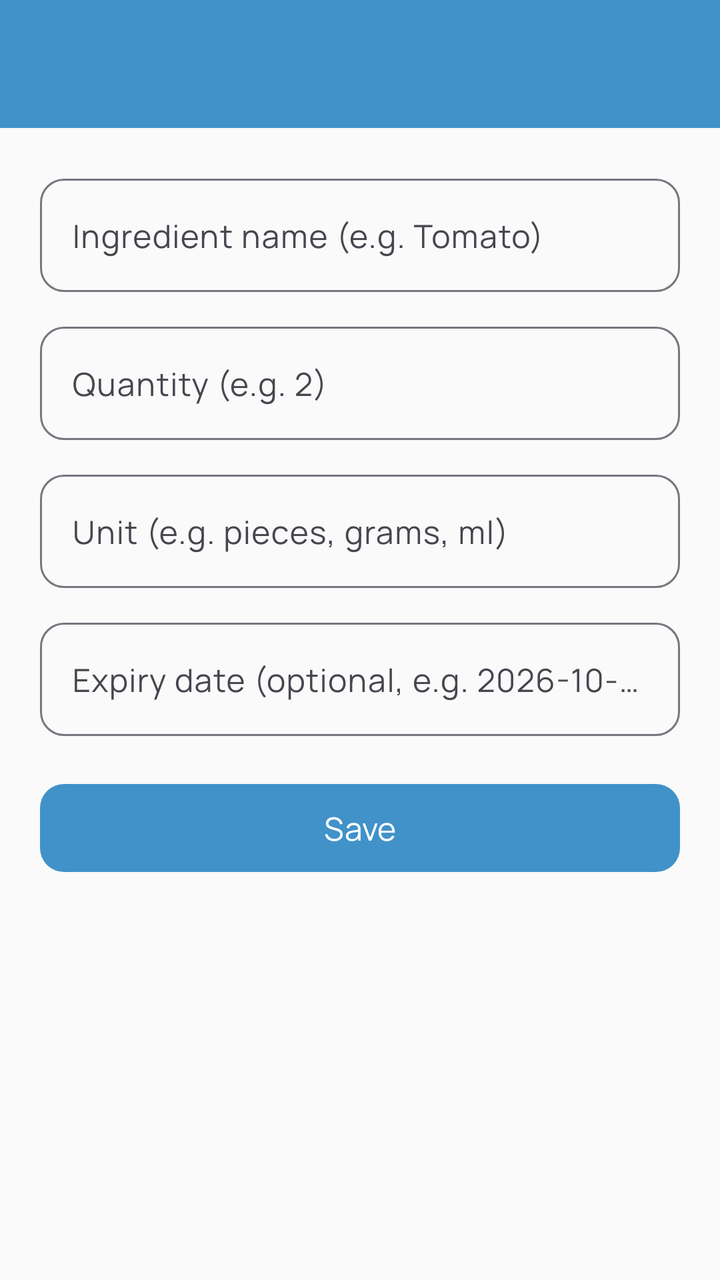
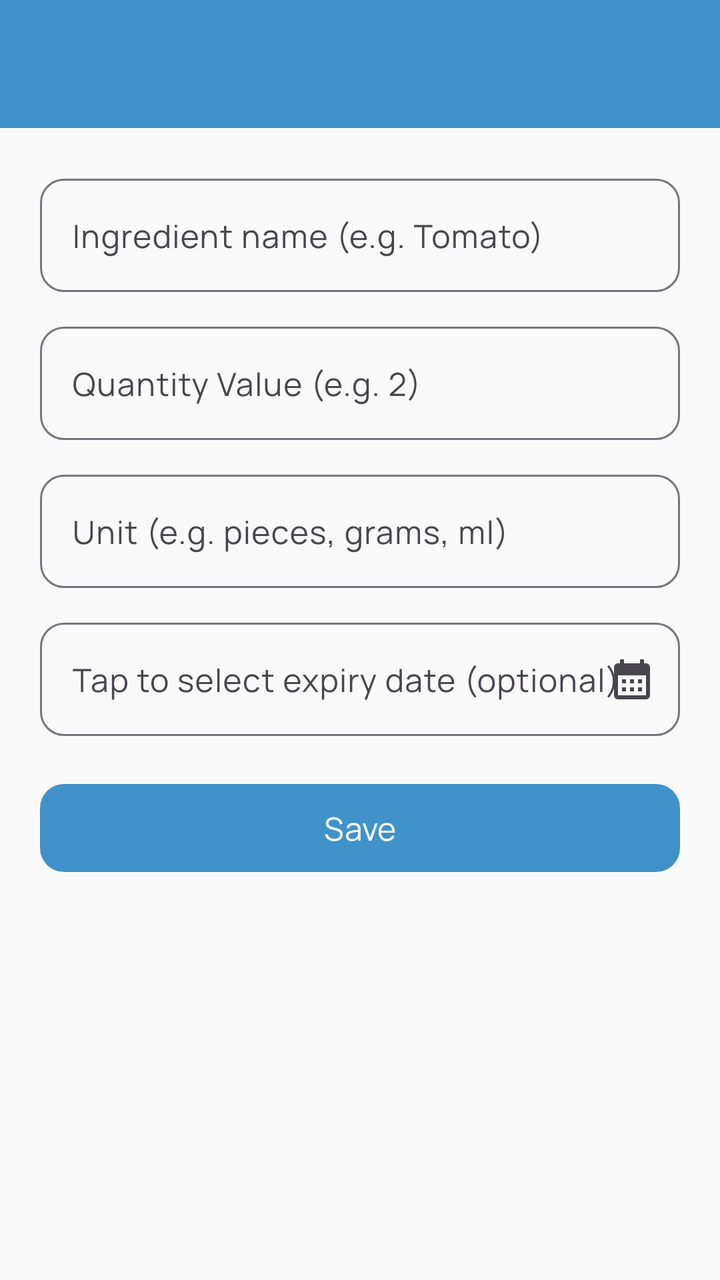

An Android layout rendered at two revisions. The XML below is the earlier revision; the diff shows what the commit changed to produce the second picture.
<!-- AndroidManifest.xml: application theme Theme.SmartPantryManager -->
<!-- res/layout/activity_add_edit_ingredient.xml -->
<?xml version="1.0" encoding="utf-8"?>
<LinearLayout xmlns:android="http://schemas.android.com/apk/res/android"
    xmlns:app="http://schemas.android.com/apk/res-auto"
    android:layout_width="match_parent"
    android:layout_height="match_parent"
    android:orientation="vertical"
    android:fitsSystemWindows="true"
    android:background="@color/pantry_background">

    <androidx.appcompat.widget.Toolbar
        android:id="@+id/toolbarAddEdit"
        android:layout_width="match_parent"
        android:layout_height="?attr/actionBarSize"
        android:background="@color/pantry_primary"
        android:theme="@style/ThemeOverlay.AppCompat.Dark.ActionBar"/>

    <LinearLayout
        android:layout_width="match_parent"
        android:layout_height="wrap_content"
        android:orientation="vertical"
        android:padding="20dp">

        <com.google.android.material.textfield.TextInputLayout
            android:layout_width="match_parent"
            android:layout_height="wrap_content"
            style="@style/Widget.Material3.TextInputLayout.OutlinedBox"
            app:boxCornerRadiusTopStart="12dp"
            app:boxCornerRadiusTopEnd="12dp"
            app:boxCornerRadiusBottomStart="12dp"
            app:boxCornerRadiusBottomEnd="12dp">

            <com.google.android.material.textfield.TextInputEditText
                android:id="@+id/editTextName"
                android:layout_width="match_parent"
                android:layout_height="wrap_content"
                android:hint="Ingredient name (e.g. Tomato)"/>
        </com.google.android.material.textfield.TextInputLayout>

        <com.google.android.material.textfield.TextInputLayout
            android:layout_width="match_parent"
            android:layout_height="wrap_content"
            style="@style/Widget.Material3.TextInputLayout.OutlinedBox"
            android:layout_marginTop="12dp"
            app:boxCornerRadiusTopStart="12dp"
            app:boxCornerRadiusTopEnd="12dp"
            app:boxCornerRadiusBottomStart="12dp"
            app:boxCornerRadiusBottomEnd="12dp">

            <com.google.android.material.textfield.TextInputEditText
                android:id="@+id/editTextQuantity"
                android:layout_width="match_parent"
                android:layout_height="wrap_content"
                android:inputType="numberDecimal"
                android:hint="Quantity (e.g. 2)"/>
        </com.google.android.material.textfield.TextInputLayout>

        <com.google.android.material.textfield.TextInputLayout
            android:layout_width="match_parent"
            android:layout_height="wrap_content"
            style="@style/Widget.Material3.TextInputLayout.OutlinedBox"
            android:layout_marginTop="12dp"
            app:boxCornerRadiusTopStart="12dp"
            app:boxCornerRadiusTopEnd="12dp"
            app:boxCornerRadiusBottomStart="12dp"
            app:boxCornerRadiusBottomEnd="12dp">

            <com.google.android.material.textfield.TextInputEditText
                android:id="@+id/editTextUnit"
                android:layout_width="match_parent"
                android:layout_height="wrap_content"
                android:hint="Unit (e.g. pieces, grams, ml)"/>
        </com.google.android.material.textfield.TextInputLayout>

        <com.google.android.material.textfield.TextInputLayout
            android:layout_width="match_parent"
            android:layout_height="wrap_content"
            style="@style/Widget.Material3.TextInputLayout.OutlinedBox"
            android:layout_marginTop="12dp"
            app:boxCornerRadiusTopStart="12dp"
            app:boxCornerRadiusTopEnd="12dp"
            app:boxCornerRadiusBottomStart="12dp"
            app:boxCornerRadiusBottomEnd="12dp">

            <com.google.android.material.textfield.TextInputEditText
                android:id="@+id/editTextExpiry"
                android:layout_width="match_parent"
                android:layout_height="wrap_content"
                android:hint="Expiry date (optional, e.g. 2026-10-05)"/>
        </com.google.android.material.textfield.TextInputLayout>

        <com.google.android.material.button.MaterialButton
            android:id="@+id/buttonSave"
            android:layout_width="match_parent"
            android:layout_height="52dp"
            android:text="Save"
            android:textSize="16sp"
            app:cornerRadius="12dp"
            app:backgroundTint="@color/pantry_primary"
            android:layout_marginTop="20dp"/>

    </LinearLayout>
</LinearLayout>
<!-- resources referenced by this layout -->
<resources>
  <color name="pantry_background">#FAFAFA</color>
  <color name="pantry_primary">#4092C9</color>
  <style name="Theme.SmartPantryManager" parent="Theme.Material3.DayNight.NoActionBar">
          <item name="android:fontFamily">@font/manrope_family</item>
          <item name="fontFamily">@font/manrope_family</item>
          <item name="colorPrimary">@color/pantry_primary</item>
          <item name="colorOnPrimary">@color/pantry_on_primary</item>
          <item name="colorPrimaryContainer">@color/pantry_primary</item>
          <item name="colorOnPrimaryContainer">@color/pantry_on_primary</item>
  
          <item name="colorSecondary">@color/pantry_accent</item>
          <item name="colorOnSecondary">@color/pantry_text_primary</item>
  
          <item name="colorSurface">@color/pantry_surface</item>
          <item name="colorOnSurface">@color/pantry_text_primary</item>
  
          <item name="android:colorBackground">@color/pantry_background</item>
          <item name="colorOnBackground">@color/pantry_text_primary</item>
  
          <item name="colorError">@color/pantry_error</item>
      </style>
  <color name="pantry_on_primary">#FFFFFF</color>
  <color name="pantry_accent">#FF9B30</color>
  <color name="pantry_text_primary">#212121</color>
  <color name="pantry_surface">#FFFFFF</color>
  <color name="pantry_error">#D64740</color>
</resources>

<!-- the commit's change to res/layout/activity_add_edit_ingredient.xml (unified diff, before → after) -->
@@ -51,7 +51,7 @@
                 android:layout_width="match_parent"
                 android:layout_height="wrap_content"
                 android:inputType="numberDecimal"
-                android:hint="Quantity (e.g. 2)"/>
+                android:hint="Quantity Value (e.g. 2)"/>
         </com.google.android.material.textfield.TextInputLayout>
 
         <com.google.android.material.textfield.TextInputLayout
@@ -79,13 +79,17 @@
             app:boxCornerRadiusTopStart="12dp"
             app:boxCornerRadiusTopEnd="12dp"
             app:boxCornerRadiusBottomStart="12dp"
-            app:boxCornerRadiusBottomEnd="12dp">
+            app:boxCornerRadiusBottomEnd="12dp"
+            app:endIconMode="custom"
+            app:endIconDrawable="@drawable/ic_calendar">
 
             <com.google.android.material.textfield.TextInputEditText
                 android:id="@+id/editTextExpiry"
                 android:layout_width="match_parent"
                 android:layout_height="wrap_content"
-                android:hint="Expiry date (optional, e.g. 2026-10-05)"/>
+                android:focusable="false"
+                android:clickable="true"
+                android:hint="Tap to select expiry date (optional)"/>
         </com.google.android.material.textfield.TextInputLayout>
 
         <com.google.android.material.button.MaterialButton
<!-- resource entries referenced after the edit -->
@@ -2,6 +2,12 @@
 <resources>
   <color name="pantry_background">#FAFAFA</color>
   <color name="pantry_primary">#4092C9</color>
+  <!-- drawable ic_calendar (drawable) -->
+  <vector xmlns:android="http://schemas.android.com/apk/res/android" android:height="24dp" android:tint="#000000" android:viewportHeight="24" android:viewportWidth="24" android:width="24dp">
+        
+      <path android:fillColor="@android:color/white" android:pathData="M19,4h-1V2h-2v2H8V2H6v2H5C3.89,4 3.01,4.9 3.01,6L3,20c0,1.1 0.89,2 2,2h14c1.1,0 2,-0.9 2,-2V6C21,4.9 20.1,4 19,4zM19,20H5V10h14V20zM9,14H7v-2h2V14zM13,14h-2v-2h2V14zM17,14h-2v-2h2V14zM9,18H7v-2h2V18zM13,18h-2v-2h2V18zM17,18h-2v-2h2V18z"/>
+      
+  </vector>
   <style name="Theme.SmartPantryManager" parent="Theme.Material3.DayNight.NoActionBar">
           <item name="android:fontFamily">@font/manrope_family</item>
           <item name="fontFamily">@font/manrope_family</item>
